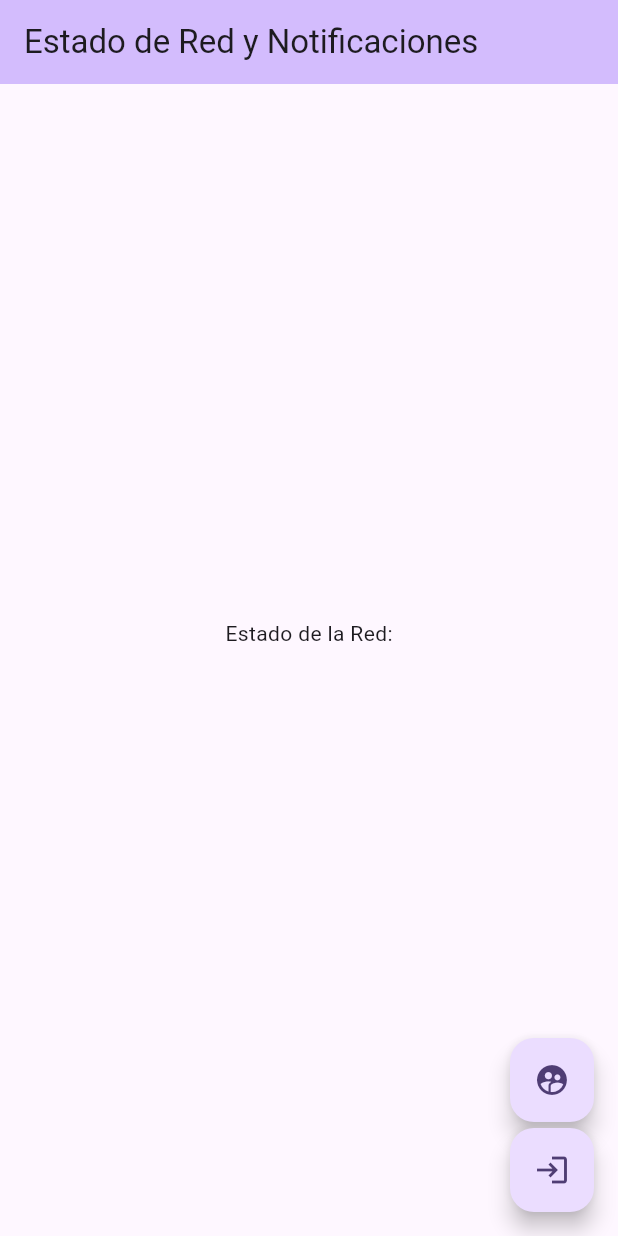
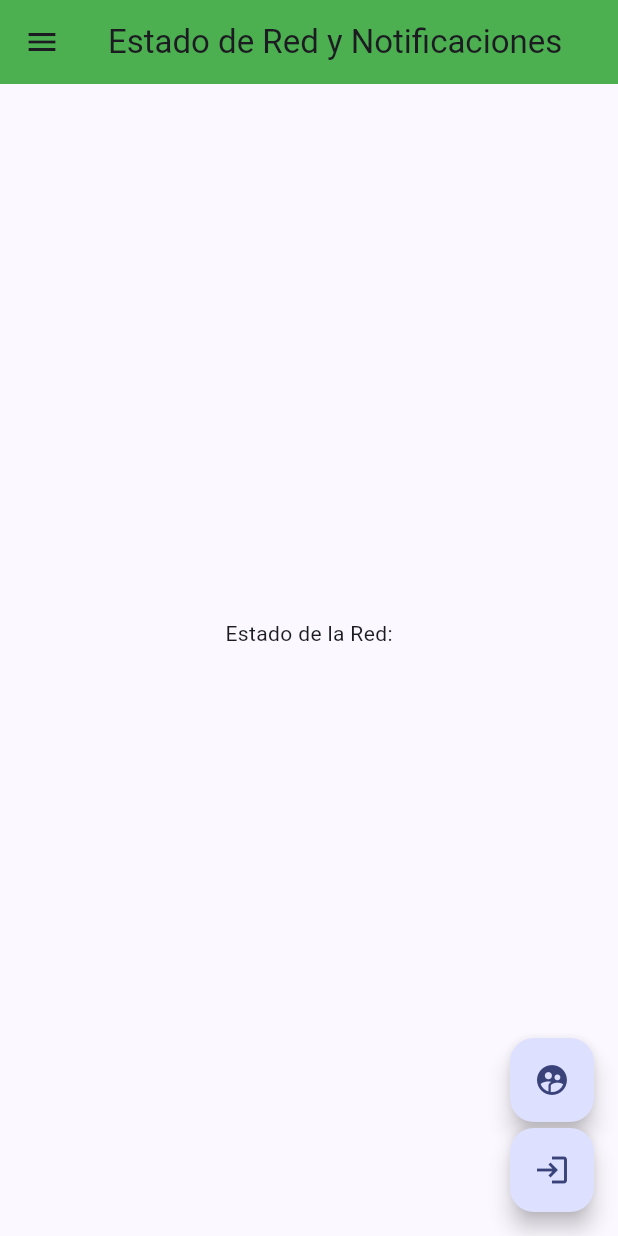
Before and after one commit to JuanCarlosReyesGuerrero/Uninorte, a Flutter app: the screen it shows after launch, on a phone screen of 412 x 824 dp. Run offline on Flutter 3.47's test engine with Material 2 defaults, Android fonts, the phone set to English and light mode, and no system bars; our stand-ins replace connectivity_plus, firebase_auth, firebase_core, flutter_local_notifications, sqflite; accounts and stored records are empty.

Commit message:
Menu lateral
Menu lateral

```diff
--- a/Modulo 5/coordenadas_app/lib/main.dart
+++ b/Modulo 5/coordenadas_app/lib/main.dart
@@ -22,7 +22,7 @@ class MyApp extends StatelessWidget {
       debugShowCheckedModeBanner: false,
       title: 'Flutter Demo',
       theme: ThemeData(
-        colorScheme: ColorScheme.fromSeed(seedColor: Colors.deepPurple),
+        colorScheme: ColorScheme.fromSeed(seedColor: Colors.indigo),
         useMaterial3: true,
       ),
       home: const MyHomePage(title: 'Estado de Red y Notificaciones'),
@@ -129,8 +129,77 @@ class _MyHomePageState extends State<MyHomePage> {
   @override
   Widget build(BuildContext context) {
     return Scaffold(
+        drawer: Drawer(
+          child: Container(
+            color: Colors.white,
+            child: Column(
+              children: [
+                Container(
+                  width: 100,
+                  height: 100,
+                  margin: const EdgeInsets.only(top: 50, bottom: 20),
+                  child: Image.network(
+                      "https://st3.depositphotos.com/29384342/50528/v/450/depositphotos_505289992-stock-illustration-empty-shopping-cart-flat-color.jpg"),
+                ),
+                const Text(
+                  "Juan Reyes",
+                  style: TextStyle(fontWeight: FontWeight.bold, fontSize: 20),
+                ),
+                Container(
+                  margin: const EdgeInsets.only(top: 30),
+                  padding: const EdgeInsets.all(20),
+                  width: double.infinity,
+                  color: Colors.grey[100],
+                  child: const Text("Home"),
+                ),
+                Container(
+                  margin: const EdgeInsets.only(top: 2),
+                  padding: const EdgeInsets.all(20),
+                  width: double.infinity,
+                  color: Colors.grey[100],
+                  child: const Text("Productos"),
+                ),
+                Container(
+                  margin: const EdgeInsets.only(top: 2),
+                  padding: const EdgeInsets.all(20),
+                  width: double.infinity,
+                  color: Colors.grey[100],
+                  child: const Text("Ventas"),
+                ),
+                Container(
+                  margin: const EdgeInsets.only(top: 2),
+                  padding: const EdgeInsets.all(20),
+                  width: double.infinity,
+                  color: Colors.grey[100],
+                  child: const Text("Chat"),
+                ),
+                Container(
+                  margin: const EdgeInsets.only(top: 2),
+                  padding: const EdgeInsets.all(20),
+                  width: double.infinity,
+                  color: Colors.grey[100],
+                  child: const Text("PQRS"),
+                ),
+                Expanded(child: Container()),
+                Container(
+                  margin: const EdgeInsets.only(top: 2),
+                  padding: const EdgeInsets.all(20),
+                  width: double.infinity,
+                  color: Colors.black87,
+                  alignment: Alignment.center,
+                  child: const Text(
+                    "Sign out",
+                    style: TextStyle(
+                        color: Colors.white, fontWeight: FontWeight.bold),
+                  ),
+                ),
+              ],
+            ),
+          ),
+        ),
         appBar: AppBar(
-          backgroundColor: Theme.of(context).colorScheme.inversePrimary,
+          //backgroundColor: Theme.of(context).colorScheme.inversePrimary,
+          backgroundColor: Colors.green,
           title: Text(widget.title),
         ),
         body: Center(
```
